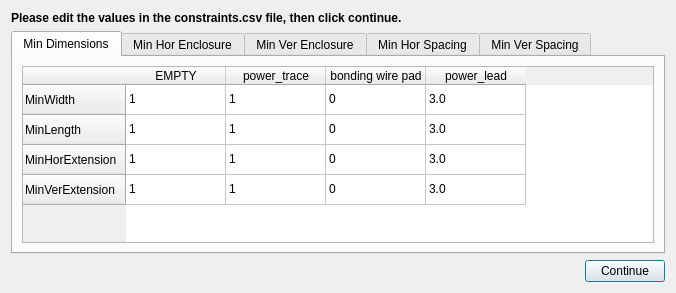
First picture: the form in NEW_UI/ui/editConstraints.ui, repository e3da/PowerSynth2-core, before the edit.
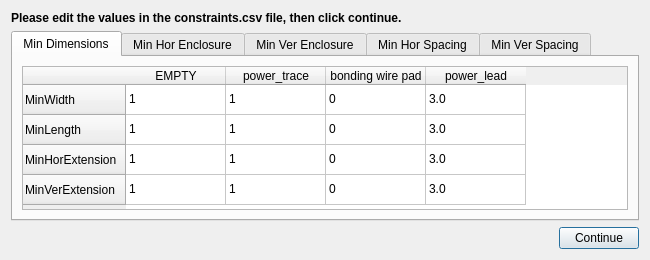
Second picture: the form after the edit.

```diff
--- a/NEW_UI/ui/editConstraints.ui
+++ b/NEW_UI/ui/editConstraints.ui
@@ -6,8 +6,8 @@
    <rect>
     <x>0</x>
     <y>0</y>
-    <width>676</width>
-    <height>293</height>
+    <width>650</width>
+    <height>260</height>
    </rect>
   </property>
   <property name="windowTitle">
```
